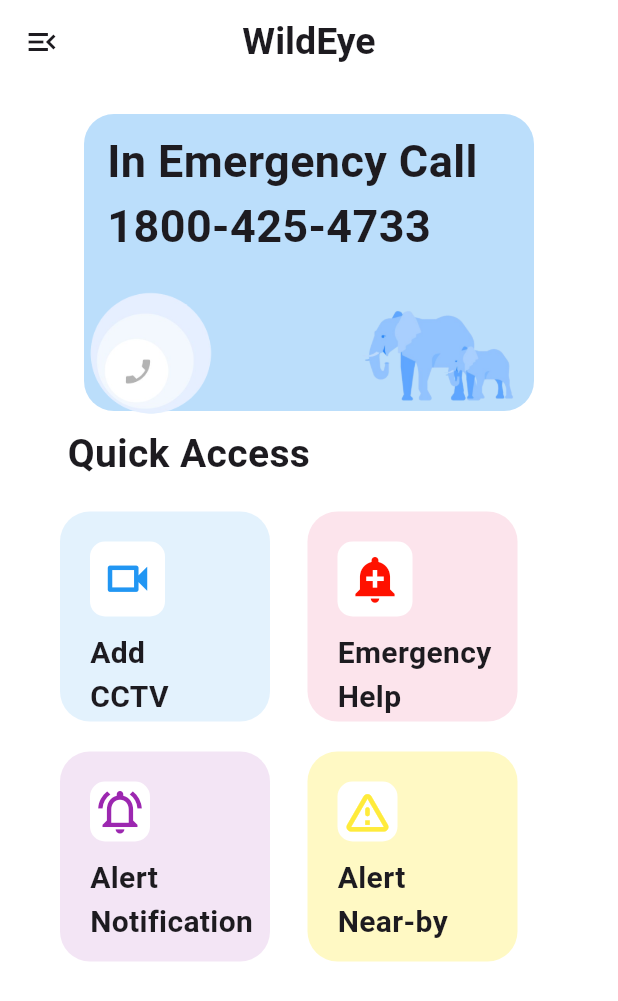
After one commit to ashwinkn2004/project_wildeye, a Flutter app: the ClientScreen screen opened by its route, on a phone screen of 412 x 824 dp. The commit adds this screen. Shown: the top 1001 px of the screen. Run offline on Flutter 3.47's test engine with Material 3 defaults, Android fonts, the phone set to English and light mode, and no system bars; missing offline and left inert: dart:ffi, dropdown_below.

Commit message:
client page

```diff
--- /dev/null
+++ b/lib/screens/client.dart
@@ -0,0 +1,300 @@
+import 'dart:ffi';
+
+import 'package:flutter/material.dart';
+
+class ClientScreen extends StatefulWidget {
+  const ClientScreen({super.key});
+
+  @override
+  State<ClientScreen> createState() => _ClientScreenState();
+}
+
+class _ClientScreenState extends State<ClientScreen> {
+  @override
+  Widget build(BuildContext context) {
+    return Scaffold(
+      backgroundColor: Colors.white,
+      appBar: AppBar(
+        backgroundColor: Colors.white,
+        title: Text('WildEye',
+            style: TextStyle(fontSize: 25, fontWeight: FontWeight.bold)),
+        centerTitle: true,
+        leading: Builder(
+          builder: (context) => IconButton(
+            icon: Icon(Icons.menu_open_sharp), // Drawer Icon
+            onPressed: () {
+              Scaffold.of(context).openDrawer();
+            },
+          ),
+        ),
+      ),
+      body: Column(
+        crossAxisAlignment: CrossAxisAlignment.start,
+        children: [
+          SizedBox(height: 20),
+          Center(
+            child: Container(
+              height: 198,
+              width: 300,
+              decoration: BoxDecoration(
+                color: Colors.blue.shade100,
+                borderRadius: BorderRadius.circular(20),
+              ),
+              child: Column(
+                crossAxisAlignment: CrossAxisAlignment.start,
+                children: [
+                  SizedBox(height: 10),
+                  Text(
+                    "  In Emergency Call",
+                    style: TextStyle(fontSize: 30, fontWeight: FontWeight.bold),
+                  ),
+                  Text("  1800-425-4733",
+                      style:
+                          TextStyle(fontSize: 30, fontWeight: FontWeight.bold)),
+                  SizedBox(height: 10),
+                  Row(
+                    children: [
+                      GestureDetector(
+                        onTap: () {},
+                        child: Image.asset(
+                          'assets/callBanner1.png',
+                          width: 100,
+                          height: 100,
+                        ),
+                      ),
+                      SizedBox(
+                        width: 80,
+                      ),
+                      SizedBox(
+                        height: 110,
+                        width: 110,
+                        child: Image.asset('assets/elephantBanner.png'),
+                      )
+                    ],
+                  ),
+                ],
+              ),
+            ),
+          ),
+          SizedBox(
+            height: 10,
+          ),
+          Padding(
+            padding: const EdgeInsets.only(left: 45),
+            child: Text("Quick Access",
+                style: TextStyle(fontSize: 26, fontWeight: FontWeight.bold)),
+          ),
+          SizedBox(height: 20),
+
+          //FIRST CONTAINER
+          Row(
+            children: [
+              SizedBox(width: 40),
+
+              //CCTV CAMERA ADD
+
+              GestureDetector(
+                onTap: () {
+                  Navigator.pushNamed(context, '/client');
+                },
+                child: Container(
+                  height: 140,
+                  width: 140,
+                  decoration: BoxDecoration(
+                    color: Colors.blue.shade50,
+                    borderRadius: BorderRadius.circular(20),
+                  ),
+                  child: Column(
+                    crossAxisAlignment: CrossAxisAlignment.start,
+                    children: [
+                      SizedBox(
+                        height: 20,
+                      ),
+                      Padding(
+                        padding: const EdgeInsets.only(left: 20),
+                        child: Container(
+                          height: 50,
+                          width: 50,
+                          decoration: BoxDecoration(
+                            color: Colors.white,
+                            borderRadius: BorderRadius.circular(10),
+                          ),
+                          child: Icon(
+                            Icons.videocam_outlined,
+                            color: Colors.blue,
+                            size: 35,
+                          ),
+                        ),
+                      ),
+                      SizedBox(
+                        height: 10,
+                      ),
+                      Padding(
+                        padding: const EdgeInsets.only(left: 20),
+                        child: Text(
+                          'Add\nCCTV',
+                          style: TextStyle(
+                              fontSize: 20, fontWeight: FontWeight.bold),
+                        ),
+                      ),
+                    ],
+                  ),
+                ),
+              ),
+              SizedBox(width: 25),
+
+              //EMERGENCY CALL NOTIFICATION
+
+              Container(
+                height: 140,
+                width: 140,
+                decoration: BoxDecoration(
+                  color: Colors.pink.shade50,
+                  borderRadius: BorderRadius.circular(20),
+                ),
+                child: Column(
+                  crossAxisAlignment: CrossAxisAlignment.start,
+                  children: [
+                    SizedBox(
+                      height: 20,
+                    ),
+                    Padding(
+                      padding: const EdgeInsets.only(left: 20),
+                      child: Container(
+                        height: 50,
+                        width: 50,
+                        decoration: BoxDecoration(
+                          color: Colors.white,
+                          borderRadius: BorderRadius.circular(10),
+                        ),
+                        child: Icon(
+                          Icons.add_alert,
+                          color: const Color.fromARGB(255, 255, 17, 0),
+                          size: 35,
+                        ),
+                      ),
+                    ),
+                    SizedBox(
+                      height: 10,
+                    ),
+                    Padding(
+                      padding: const EdgeInsets.only(left: 20),
+                      child: Text(
+                        'Emergency\nHelp',
+                        style: TextStyle(
+                            fontSize: 20, fontWeight: FontWeight.bold),
+                      ),
+                    ),
+                  ],
+                ),
+              )
+            ],
+          ),
+          SizedBox(height: 20),
+
+          //SECOND CONTAINER
+          Row(
+
+            //alert notification
+
+
+            children: [
+              SizedBox(width: 40),
+              Container(
+                height: 140,
+                width: 140,
+                decoration: BoxDecoration(
+                  color: Colors.purple.shade50,
+                  borderRadius: BorderRadius.circular(20),
+                ),
+                child: Column(
+                  crossAxisAlignment: CrossAxisAlignment.start,
+                  children: [
+                    SizedBox(
+                      height: 20,
+                    ),
+                    Padding(
+                      padding: const EdgeInsets.only(left: 20),
+                      child: Container(
+                        height: 40,
+                        width: 40,
+                        decoration: BoxDecoration(
+                          color: Colors.white,
+                          borderRadius: BorderRadius.circular(10),
+                        ),
+                        child: Icon(
+                          Icons.notifications_active_outlined,
+                          color: Colors.purple,
+                          size: 35,
+                        ),
+                      ),
+                    ),
+                    SizedBox(
+                      height: 10,
+                    ),
+                    Padding(
+                      padding: const EdgeInsets.only(left: 20),
+                      child: Text(
+                        'Alert\nNotification',
+                        style: TextStyle(
+                            fontSize: 20, fontWeight: FontWeight.bold),
+                      ),
+                    ),
+                  ],
+                ),
+              ),
+              SizedBox(width: 25),
+
+              //alert near-by
+
+
+              Container(
+                height: 140,
+                width: 140,
+                decoration: BoxDecoration(
+                  color: Colors.yellow.shade100,
+                  borderRadius: BorderRadius.circular(20),
+                ),
+                child: Column(
+                  crossAxisAlignment: CrossAxisAlignment.start,
+                  children: [
+                    SizedBox(
+                      height: 20,
+                    ),
+                    Padding(
+                      padding: const EdgeInsets.only(left: 20),
+                      child: Container(
+                        height: 40,
+                        width: 40,
+                        decoration: BoxDecoration(
+                          color: Colors.white,
+                          borderRadius: BorderRadius.circular(10),
+                        ),
+                        child: Icon(
+                          Icons.warning_amber_rounded,
+                          color: Colors.yellow,
+                          size: 35,
+                        ),
+                      ),
+                    ),
+                    SizedBox(
+                      height: 10,
+                    ),
+                    Padding(
+                      padding: const EdgeInsets.only(left: 20),
+                      child: Text(
+                        'Alert\nNear-by',
+                        style: TextStyle(
+                            fontSize: 20, fontWeight: FontWeight.bold),
+                      ),
+                    ),
+                  ],
+                ),
+              ),
+            ],
+          )
+        ],
+      ),
+    );
+  }
+}
--- a/lib/screens/login.dart
+++ b/lib/screens/login.dart
@@ -88,6 +88,14 @@ class LoginScreen extends StatelessWidget {
             SizedBox(height: 20),
             Padding(
               padding: const EdgeInsets.only(left: 20, right: 20),
+
+              //ONTAP CONTROLLED FOR THE FIREBASE
+
+
+              child: GestureDetector(
+                onTap: () {
+                  Navigator.pushNamed(context, '/client');
+                },
                 child: Container(
                   height: 50,
                   width: 400,
@@ -101,6 +109,7 @@ class LoginScreen extends StatelessWidget {
                           color: Colors.white,
                           fontSize: 20,
                           fontWeight: FontWeight.bold),
+                    ),
                   ),
                 ),
               ),
--- a/lib/screens/signup.dart
+++ b/lib/screens/signup.dart
@@ -56,11 +56,13 @@ class _SignUpScreenState extends State<SignUpScreen> {
         child: Column(
           crossAxisAlignment: CrossAxisAlignment.start,
           children: [
+            SizedBox(height: 20),
             Center(
+
               child: SizedBox(
                 height: 250,
                 width: 300,
-                child: Image.asset('assets/signup.gif'),
+                child: Image.asset('assets/signup3.gif'),
               ),
             ),
             Padding(
--- a/lib/screens/success.dart
+++ b/lib/screens/success.dart
@@ -10,9 +10,11 @@ class SuccessPage extends StatelessWidget {
     });
 
     return Scaffold(
-      body: Center(
-        child: Image(image: AssetImage("assets/success.gif")),
-
+      backgroundColor: Colors.white,
+      body: SizedBox(
+        height: double.infinity,
+        width: double.infinity,
+        child: Image(image: AssetImage("assets/success2.gif")),
       ),
     );
   }
--- a/lib/utils/routes.dart
+++ b/lib/utils/routes.dart
@@ -1,4 +1,5 @@
 import 'package:flutter/material.dart';
+import 'package:project_wildeye/screens/client.dart';
 import 'package:project_wildeye/screens/login.dart';
 import 'package:project_wildeye/screens/signup.dart';
 import 'package:project_wildeye/screens/success.dart';
@@ -7,12 +8,14 @@ class Routes {
   static const String signUp = '/signup';
   static const String login = '/login';
   static const String success = '/success';
+  static const String client = '/client';
 
   static Map<String, WidgetBuilder> getRoutes() {
     return {
       signUp: (BuildContext context) => SignUpScreen(),
       login: (BuildContext context) => LoginScreen(),
       success: (BuildContext context) => SuccessPage(),
+      client: (BuildContext context) => ClientScreen(),
     };
   }
 }
--- a/pubspec.yaml
+++ b/pubspec.yaml
@@ -36,6 +36,7 @@ dependencies:
   cupertino_icons: ^1.0.8
   dropdown_below: ^1.0.3
   dropdown_box: ^0.0.1
+  animated_bottom_navigation_bar: ^1.3.3
 
 dev_dependencies:
   flutter_test:
```
Also changed, not shown: assets/callBanner.png (added), assets/callBanner1.png (added), assets/elephantBanner.png (added), assets/signup3.gif (added), assets/success1.gif (added), assets/success2.gif (added), pubspec.lock, 2 other files. Lines whose indentation alone changed are shown as unchanged.
